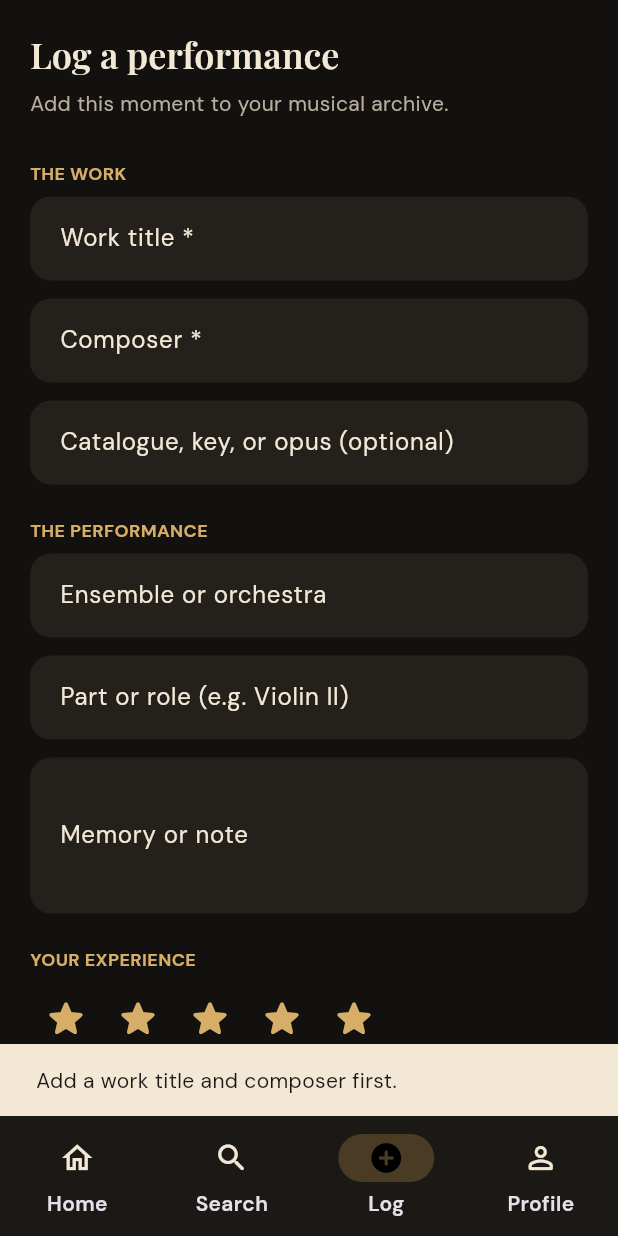
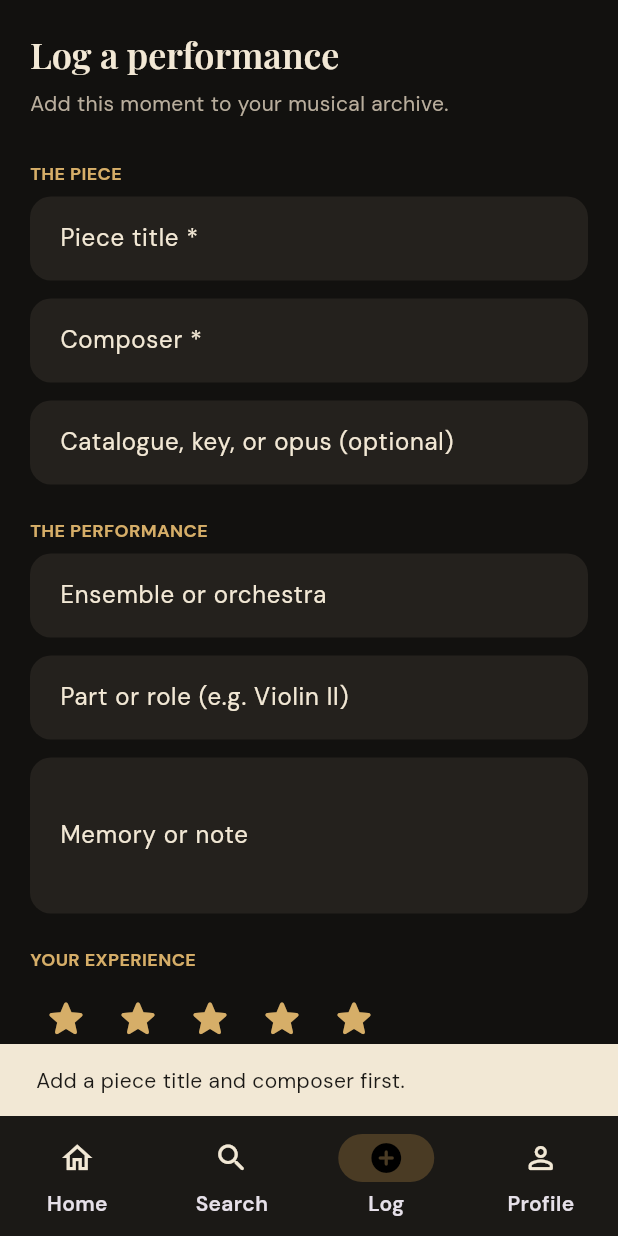
Before and after one commit to samgolik/classical.ly, a Flutter app: the screen it shows after launch, item 3 of the bottom bar chosen, after a tap on "Save to repertoire", on a phone screen of 412 x 824 dp. Run offline on Flutter 3.47's test engine with Material 3 defaults, Android fonts, the light colour scheme and no system bars; our stand-ins replace google_fonts.

Commit message:
Rename repertoire work model to piece

```diff
--- a/lib/data/repertoire_store.dart
+++ b/lib/data/repertoire_store.dart
@@ -7,10 +7,10 @@ class RepertoireStore extends ChangeNotifier {
 
   final List<PerformanceLog> _logs = [];
   List<PerformanceLog> get logs => List.unmodifiable(_logs);
-  List<Work> get works {
-    final byId = <String, Work>{};
+  List<Piece> get pieces {
+    final byId = <String, Piece>{};
     for (final log in _logs) {
-      byId[log.work.id] = log.work;
+      byId[log.piece.id] = log.piece;
     }
     return byId.values.toList();
   }
--- a/lib/features/home/home_page.dart
+++ b/lib/features/home/home_page.dart
@@ -15,7 +15,7 @@ class HomePage extends StatelessWidget {
             Row(children: [Text('classical.ly', style: Theme.of(context).textTheme.headlineSmall?.copyWith(color: AppTheme.cream)), const Spacer(), const CircleAvatar(backgroundColor: AppTheme.gold, child: Text('S', style: TextStyle(color: AppTheme.ink, fontWeight: FontWeight.bold)))]),
             const SizedBox(height: 28), Text('Your musical life,\nbeautifully remembered.', style: Theme.of(context).textTheme.displaySmall), const SizedBox(height: 28),
             const SectionTitle('Your recent performances'),
-            if (logs.isEmpty) const _EmptyJournal() else ...logs.map((log) => WorkTile(work: log.work, trailing: Text(log.role, style: const TextStyle(color: AppTheme.muted, fontSize: 12)), onTap: () => Navigator.push(context, MaterialPageRoute(builder: (_) => PieceDetailPage(work: log.work))))),
+            if (logs.isEmpty) const _EmptyJournal() else ...logs.map((log) => PieceTile(piece: log.piece, trailing: Text(log.role, style: const TextStyle(color: AppTheme.muted, fontSize: 12)), onTap: () => Navigator.push(context, MaterialPageRoute(builder: (_) => PieceDetailPage(piece: log.piece))))),
           ]);
         },
       );
--- a/lib/features/log/log_page.dart
+++ b/lib/features/log/log_page.dart
@@ -3,7 +3,7 @@ import '../../data/repertoire_store.dart';
 import '../../models/models.dart';
 import '../../theme/app_theme.dart';
 
-class LogPage extends StatefulWidget { const LogPage({this.preselected, super.key}); final Work? preselected; @override State<LogPage> createState() => _LogPageState(); }
+class LogPage extends StatefulWidget { const LogPage({this.preselected, super.key}); final Piece? preselected; @override State<LogPage> createState() => _LogPageState(); }
 class _LogPageState extends State<LogPage> {
   int rating = 5;
   late final title = TextEditingController(text: widget.preselected?.title ?? '');
@@ -12,15 +12,15 @@ class _LogPageState extends State<LogPage> {
   final ensemble = TextEditingController(); final role = TextEditingController(); final note = TextEditingController();
   @override void dispose() { title.dispose(); composer.dispose(); subtitle.dispose(); ensemble.dispose(); role.dispose(); note.dispose(); super.dispose(); }
   void save() {
-    if (title.text.trim().isEmpty || composer.text.trim().isEmpty) { ScaffoldMessenger.of(context).showSnackBar(const SnackBar(content: Text('Add a work title and composer first.'))); return; }
-    final work = widget.preselected ?? Work(id: DateTime.now().microsecondsSinceEpoch.toString(), title: title.text.trim(), composer: composer.text.trim(), subtitle: subtitle.text.trim(), difficulty: 0, duration: '', instrumentation: const []);
-    RepertoireStore.instance.addLog(PerformanceLog(work: work, ensemble: ensemble.text.trim(), date: DateTime.now(), role: role.text.trim(), note: note.text.trim(), rating: rating));
+    if (title.text.trim().isEmpty || composer.text.trim().isEmpty) { ScaffoldMessenger.of(context).showSnackBar(const SnackBar(content: Text('Add a piece title and composer first.'))); return; }
+    final piece = widget.preselected ?? Piece(id: DateTime.now().microsecondsSinceEpoch.toString(), title: title.text.trim(), composer: composer.text.trim(), subtitle: subtitle.text.trim(), difficulty: 0, duration: '', instrumentation: const []);
+    RepertoireStore.instance.addLog(PerformanceLog(piece: piece, ensemble: ensemble.text.trim(), date: DateTime.now(), role: role.text.trim(), note: note.text.trim(), rating: rating));
     ScaffoldMessenger.of(context).showSnackBar(const SnackBar(content: Text('Performance added to your repertoire.'))); Navigator.maybePop(context);
   }
   @override Widget build(BuildContext context) => Scaffold(appBar: widget.preselected != null ? AppBar() : null, body: SafeArea(child: ListView(padding: const EdgeInsets.all(20), children: [
     Text('Log a performance', style: Theme.of(context).textTheme.headlineSmall), const SizedBox(height: 7), const Text('Add this moment to your musical archive.', style: TextStyle(color: AppTheme.muted)), const SizedBox(height: 28),
-    const Text('THE WORK', style: TextStyle(color: AppTheme.gold, fontWeight: FontWeight.bold, fontSize: 12)), const SizedBox(height: 7),
-    TextField(controller: title, textCapitalization: TextCapitalization.words, decoration: const InputDecoration(labelText: 'Work title *')), const SizedBox(height: 12), TextField(controller: composer, textCapitalization: TextCapitalization.words, decoration: const InputDecoration(labelText: 'Composer *')), const SizedBox(height: 12), TextField(controller: subtitle, textCapitalization: TextCapitalization.words, decoration: const InputDecoration(labelText: 'Catalogue, key, or opus (optional)')),
+    const Text('THE PIECE', style: TextStyle(color: AppTheme.gold, fontWeight: FontWeight.bold, fontSize: 12)), const SizedBox(height: 7),
+    TextField(controller: title, textCapitalization: TextCapitalization.words, decoration: const InputDecoration(labelText: 'Piece title *')), const SizedBox(height: 12), TextField(controller: composer, textCapitalization: TextCapitalization.words, decoration: const InputDecoration(labelText: 'Composer *')), const SizedBox(height: 12), TextField(controller: subtitle, textCapitalization: TextCapitalization.words, decoration: const InputDecoration(labelText: 'Catalogue, key, or opus (optional)')),
     const SizedBox(height: 22), const Text('THE PERFORMANCE', style: TextStyle(color: AppTheme.gold, fontWeight: FontWeight.bold, fontSize: 12)), const SizedBox(height: 7),
     TextField(controller: ensemble, textCapitalization: TextCapitalization.words, decoration: const InputDecoration(labelText: 'Ensemble or orchestra')), const SizedBox(height: 12), TextField(controller: role, textCapitalization: TextCapitalization.words, decoration: const InputDecoration(labelText: 'Part or role (e.g. Violin II)')), const SizedBox(height: 12), TextField(controller: note, minLines: 3, maxLines: 5, decoration: const InputDecoration(labelText: 'Memory or note')), const SizedBox(height: 22),
     const Text('YOUR EXPERIENCE', style: TextStyle(color: AppTheme.gold, fontWeight: FontWeight.bold, fontSize: 12)), const SizedBox(height: 7), Row(children: List.generate(5, (i) => IconButton(onPressed: () => setState(() => rating = i + 1), icon: Icon(i < rating ? Icons.star_rounded : Icons.star_outline_rounded, color: AppTheme.gold, size: 31)))), const SizedBox(height: 25), FilledButton(onPressed: save, child: const Text('Save to repertoire')),
--- a/lib/features/piece/piece_detail_page.dart
+++ b/lib/features/piece/piece_detail_page.dart
@@ -6,22 +6,22 @@ import '../../widgets/common_widgets.dart';
 import '../log/log_page.dart';
 
 class PieceDetailPage extends StatelessWidget {
-  const PieceDetailPage({required this.work, super.key});
-  final Work work;
+  const PieceDetailPage({required this.piece, super.key});
+  final Piece piece;
   @override
   Widget build(BuildContext context) => Scaffold(
     appBar: AppBar(),
     body: ListView(padding: const EdgeInsets.fromLTRB(20, 0, 20, 32), children: [
-      Text(work.composer.toUpperCase(), style: const TextStyle(color: AppTheme.gold, fontWeight: FontWeight.bold, letterSpacing: 1.3)), const SizedBox(height: 7),
-      Text(work.title, style: Theme.of(context).textTheme.displaySmall), const SizedBox(height: 6), Text(work.subtitle, style: const TextStyle(color: AppTheme.muted, fontSize: 17)),
+      Text(piece.composer.toUpperCase(), style: const TextStyle(color: AppTheme.gold, fontWeight: FontWeight.bold, letterSpacing: 1.3)), const SizedBox(height: 7),
+      Text(piece.title, style: Theme.of(context).textTheme.displaySmall), const SizedBox(height: 6), Text(piece.subtitle, style: const TextStyle(color: AppTheme.muted, fontSize: 17)),
       const SizedBox(height: 24),
-      Row(children: [Expanded(child: _Stat(value: work.difficulty == 0 ? '—' : work.difficulty.toString(), label: 'difficulty / 10')), Expanded(child: _Stat(value: work.duration.isEmpty ? '—' : work.duration, label: 'duration'))]),
-      if (work.instrumentation.isNotEmpty) ...[const SizedBox(height: 28), const SectionTitle('Instrumentation'), Wrap(spacing: 8, runSpacing: 8, children: work.instrumentation.map((i) => Pill(label: i)).toList())],
+      Row(children: [Expanded(child: _Stat(value: piece.difficulty == 0 ? '—' : piece.difficulty.toString(), label: 'difficulty / 10')), Expanded(child: _Stat(value: piece.duration.isEmpty ? '—' : piece.duration, label: 'duration'))]),
+      if (piece.instrumentation.isNotEmpty) ...[const SizedBox(height: 28), const SectionTitle('Instrumentation'), Wrap(spacing: 8, runSpacing: 8, children: piece.instrumentation.map((i) => Pill(label: i)).toList())],
       const SizedBox(height: 28), const SectionTitle('Resources'),
-      Card(child: ListTile(leading: const Icon(Icons.menu_book_rounded, color: AppTheme.gold), title: const Text('Add an IMSLP link'), subtitle: const Text('Save a public-domain score or part link here'), trailing: const Icon(Icons.add_link_rounded), onTap: () => launchUrl(Uri.parse(work.imslpUrl), mode: LaunchMode.externalApplication))),
+      Card(child: ListTile(leading: const Icon(Icons.menu_book_rounded, color: AppTheme.gold), title: const Text('Add an IMSLP link'), subtitle: const Text('Save a public-domain score or part link here'), trailing: const Icon(Icons.add_link_rounded), onTap: () => launchUrl(Uri.parse(piece.imslpUrl), mode: LaunchMode.externalApplication))),
       const SizedBox(height: 20), const SectionTitle('Recordings'),
       const Card(child: ListTile(leading: Icon(Icons.queue_music_rounded, color: AppTheme.gold, size: 32), title: Text('No recordings added yet'), subtitle: Text('Connect a recording source in a future update.'))),
-      const SizedBox(height: 25), FilledButton.icon(onPressed: () => Navigator.push(context, MaterialPageRoute(builder: (_) => LogPage(preselected: work))), icon: const Icon(Icons.add_rounded), label: const Text('Log this performance')),
+      const SizedBox(height: 25), FilledButton.icon(onPressed: () => Navigator.push(context, MaterialPageRoute(builder: (_) => LogPage(preselected: piece))), icon: const Icon(Icons.add_rounded), label: const Text('Log this performance')),
     ]),
   );
 }
--- a/lib/features/profile/profile_page.dart
+++ b/lib/features/profile/profile_page.dart
@@ -12,11 +12,11 @@ class ProfilePage extends StatelessWidget {
     final logs = RepertoireStore.instance.logs;
     return ListView(padding: const EdgeInsets.fromLTRB(20, 24, 20, 32), children: [
       Row(crossAxisAlignment: CrossAxisAlignment.start, children: [Container(width: 72, height: 72, decoration: const BoxDecoration(color: AppTheme.gold, shape: BoxShape.circle), alignment: Alignment.center, child: const Text('S', style: TextStyle(color: AppTheme.ink, fontSize: 30, fontWeight: FontWeight.bold))), const SizedBox(width: 16), Expanded(child: Column(crossAxisAlignment: CrossAxisAlignment.start, children: [Text('Your profile', style: Theme.of(context).textTheme.headlineSmall), const Text('A living record of your repertoire', style: TextStyle(color: AppTheme.muted)), const SizedBox(height: 8), const Pill(label: 'Musician', icon: Icons.music_note_rounded)]))]),
-      const SizedBox(height: 28), Card(child: Padding(padding: const EdgeInsets.symmetric(vertical: 17), child: Row(children: [Expanded(child: _ProfileStat(value: RepertoireStore.instance.works.length.toString(), label: 'works played')), Expanded(child: _ProfileStat(value: logs.length.toString(), label: 'performances')), const Expanded(child: _ProfileStat(value: '—', label: 'day streak'))]))),
+      const SizedBox(height: 28), Card(child: Padding(padding: const EdgeInsets.symmetric(vertical: 17), child: Row(children: [Expanded(child: _ProfileStat(value: RepertoireStore.instance.pieces.length.toString(), label: 'pieces played')), Expanded(child: _ProfileStat(value: logs.length.toString(), label: 'performances')), const Expanded(child: _ProfileStat(value: '—', label: 'day streak'))]))),
       const SizedBox(height: 30), const SectionTitle('Recently performed'),
-      if (logs.isEmpty) const Text('Your logged performances will appear here.', style: TextStyle(color: AppTheme.muted)) else ...logs.map((log) => WorkTile(work: log.work, trailing: Text(log.role.isEmpty ? 'Performer' : log.role, style: const TextStyle(color: AppTheme.muted, fontSize: 12)), onTap: () => _open(context, log.work))),
+      if (logs.isEmpty) const Text('Your logged performances will appear here.', style: TextStyle(color: AppTheme.muted)) else ...logs.map((log) => PieceTile(piece: log.piece, trailing: Text(log.role.isEmpty ? 'Performer' : log.role, style: const TextStyle(color: AppTheme.muted, fontSize: 12)), onTap: () => _open(context, log.piece))),
     ]);
   });
-  void _open(BuildContext context, Work work) => Navigator.push(context, MaterialPageRoute(builder: (_) => PieceDetailPage(work: work)));
+  void _open(BuildContext context, Piece piece) => Navigator.push(context, MaterialPageRoute(builder: (_) => PieceDetailPage(piece: piece)));
 }
 class _ProfileStat extends StatelessWidget { const _ProfileStat({required this.value, required this.label}); final String value, label; @override Widget build(BuildContext context) => Column(children: [Text(value, style: Theme.of(context).textTheme.titleLarge?.copyWith(color: AppTheme.gold)), const SizedBox(height: 3), Text(label, style: const TextStyle(color: AppTheme.muted, fontSize: 11))]); }
--- a/lib/features/search/search_page.dart
+++ b/lib/features/search/search_page.dart
@@ -11,12 +11,12 @@ class _SearchPageState extends State<SearchPage> {
   Widget build(BuildContext context) => ListenableBuilder(
     listenable: RepertoireStore.instance,
     builder: (context, _) {
-      final results = RepertoireStore.instance.works.where((w) => '${w.title} ${w.composer}'.toLowerCase().contains(query.toLowerCase())).toList();
+      final results = RepertoireStore.instance.pieces.where((p) => '${p.title} ${p.composer}'.toLowerCase().contains(query.toLowerCase())).toList();
       return Padding(padding: const EdgeInsets.all(20), child: Column(crossAxisAlignment: CrossAxisAlignment.start, children: [
         Text('Your repertoire', style: Theme.of(context).textTheme.headlineSmall), const SizedBox(height: 18),
-        TextField(onChanged: (value) => setState(() => query = value), decoration: const InputDecoration(prefixIcon: Icon(Icons.search_rounded), hintText: 'Search your logged works')),
-        const SizedBox(height: 24), Text(query.isEmpty ? 'Logged works' : '${results.length} works', style: Theme.of(context).textTheme.titleLarge), const SizedBox(height: 8),
-        Expanded(child: results.isEmpty ? const Center(child: Text('No works yet. Log a performance to add one.', textAlign: TextAlign.center)) : ListView(children: results.map((Work w) => WorkTile(work: w, onTap: () => Navigator.push(context, MaterialPageRoute(builder: (_) => PieceDetailPage(work: w))))).toList())),
+        TextField(onChanged: (value) => setState(() => query = value), decoration: const InputDecoration(prefixIcon: Icon(Icons.search_rounded), hintText: 'Search your logged pieces')),
+        const SizedBox(height: 24), Text(query.isEmpty ? 'Logged pieces' : '${results.length} pieces', style: Theme.of(context).textTheme.titleLarge), const SizedBox(height: 8),
+        Expanded(child: results.isEmpty ? const Center(child: Text('No pieces yet. Log a performance to add one.', textAlign: TextAlign.center)) : ListView(children: results.map((Piece piece) => PieceTile(piece: piece, onTap: () => Navigator.push(context, MaterialPageRoute(builder: (_) => PieceDetailPage(piece: piece))))).toList())),
       ]));
     },
   );
--- a/lib/models/models.dart
+++ b/lib/models/models.dart
@@ -1,22 +1,16 @@
 enum RepertoireStatus { learning, performed, dream }
 
-class Work {
-  const Work({required this.id, required this.title, required this.composer, required this.subtitle, required this.difficulty, required this.duration, required this.instrumentation, this.imslpUrl = 'https://imslp.org'});
+class Piece {
+  const Piece({required this.id, required this.title, required this.composer, required this.subtitle, required this.difficulty, required this.duration, required this.instrumentation, this.imslpUrl = 'https://imslp.org'});
   final String id, title, composer, subtitle, duration, imslpUrl;
   final double difficulty;
   final List<String> instrumentation;
 }
 
 class PerformanceLog {
-  const PerformanceLog({required this.work, required this.ensemble, required this.date, required this.role, required this.note, required this.rating});
-  final Work work;
+  const PerformanceLog({required this.piece, required this.ensemble, required this.date, required this.role, required this.note, required this.rating});
+  final Piece piece;
   final String ensemble, role, note;
   final DateTime date;
   final int rating;
 }
-
-class FeedItem {
-  const FeedItem({required this.name, required this.action, required this.work, required this.detail, required this.when});
-  final String name, action, detail, when;
-  final Work work;
-}
--- a/lib/widgets/common_widgets.dart
+++ b/lib/widgets/common_widgets.dart
@@ -14,9 +14,9 @@ class SectionTitle extends StatelessWidget {
       );
 }
 
-class WorkTile extends StatelessWidget {
-  const WorkTile({required this.work, this.trailing, this.onTap, super.key});
-  final Work work;
+class PieceTile extends StatelessWidget {
+  const PieceTile({required this.piece, this.trailing, this.onTap, super.key});
+  final Piece piece;
   final Widget? trailing;
   final VoidCallback? onTap;
   @override
@@ -25,8 +25,8 @@ class WorkTile extends StatelessWidget {
           onTap: onTap,
           contentPadding: const EdgeInsets.symmetric(horizontal: 16, vertical: 7),
           leading: Container(width: 44, height: 44, decoration: BoxDecoration(color: AppTheme.gold.withValues(alpha: .14), borderRadius: BorderRadius.circular(12)), child: const Icon(Icons.music_note_rounded, color: AppTheme.gold)),
-          title: Text(work.title, maxLines: 1, overflow: TextOverflow.ellipsis, style: const TextStyle(fontWeight: FontWeight.w700)),
-          subtitle: Text('${work.composer} · ${work.subtitle}', maxLines: 1, overflow: TextOverflow.ellipsis),
+          title: Text(piece.title, maxLines: 1, overflow: TextOverflow.ellipsis, style: const TextStyle(fontWeight: FontWeight.w700)),
+          subtitle: Text('${piece.composer} · ${piece.subtitle}', maxLines: 1, overflow: TextOverflow.ellipsis),
           trailing: trailing ?? const Icon(Icons.chevron_right_rounded),
         ),
       );
```
Also changed, not shown: 1 other file.
